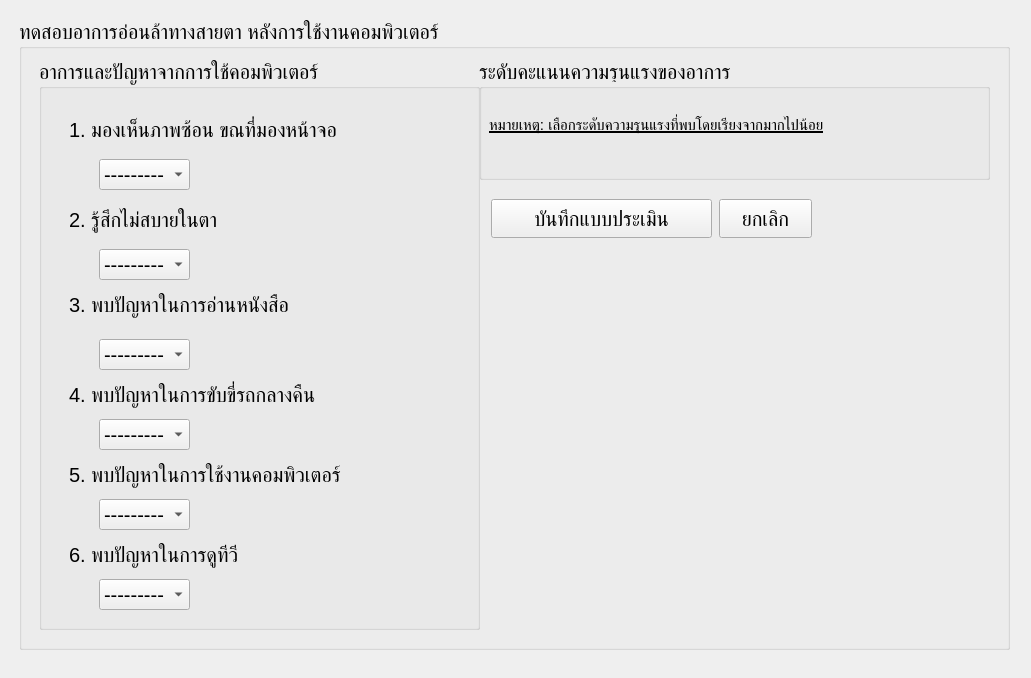
First picture: the form in Test_form.ui, repository PupakornChutuad/NGEyeDetect, before the edit.
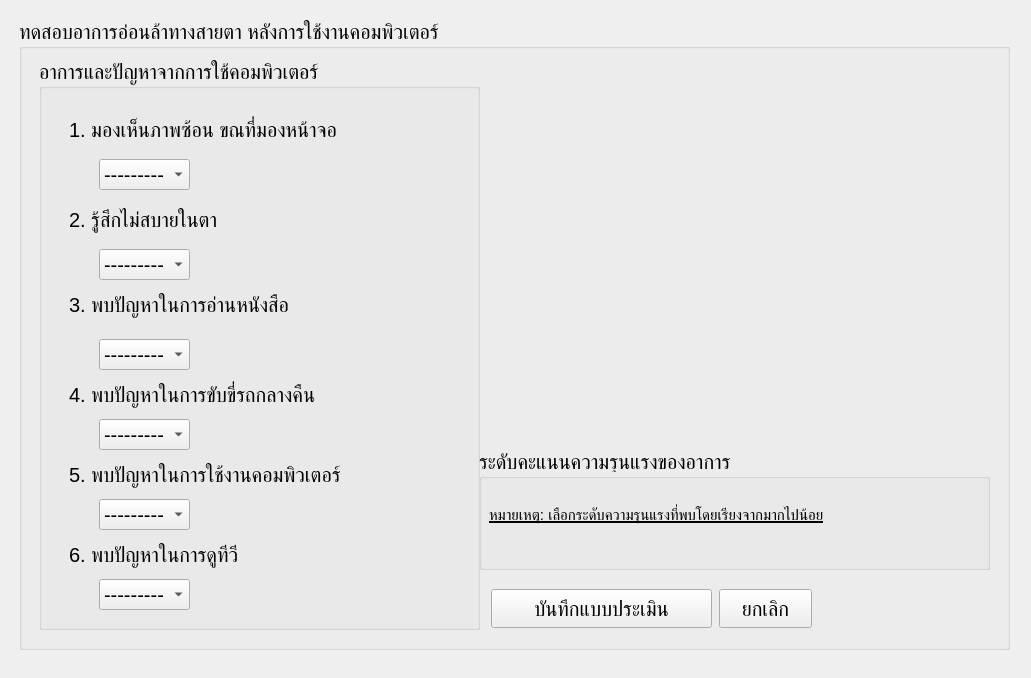
Second picture: the form after the edit.

```diff
--- a/Test_form.ui
+++ b/Test_form.ui
@@ -545,7 +545,7 @@
     <property name="geometry">
      <rect>
       <x>460</x>
-      <y>40</y>
+      <y>430</y>
       <width>511</width>
       <height>121</height>
      </rect>
@@ -577,7 +577,7 @@
     <property name="geometry">
      <rect>
       <x>472</x>
-      <y>180</y>
+      <y>570</y>
       <width>221</width>
       <height>39</height>
      </rect>
@@ -590,7 +590,7 @@
     <property name="geometry">
      <rect>
       <x>700</x>
-      <y>180</y>
+      <y>570</y>
       <width>93</width>
       <height>39</height>
      </rect>
```
